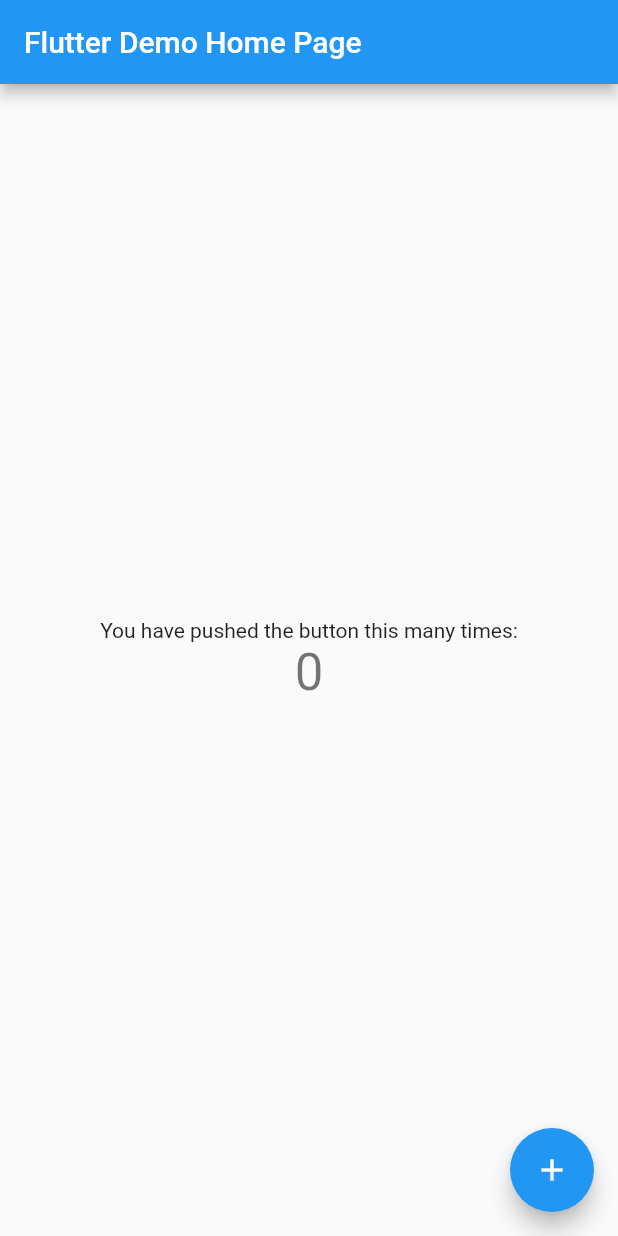
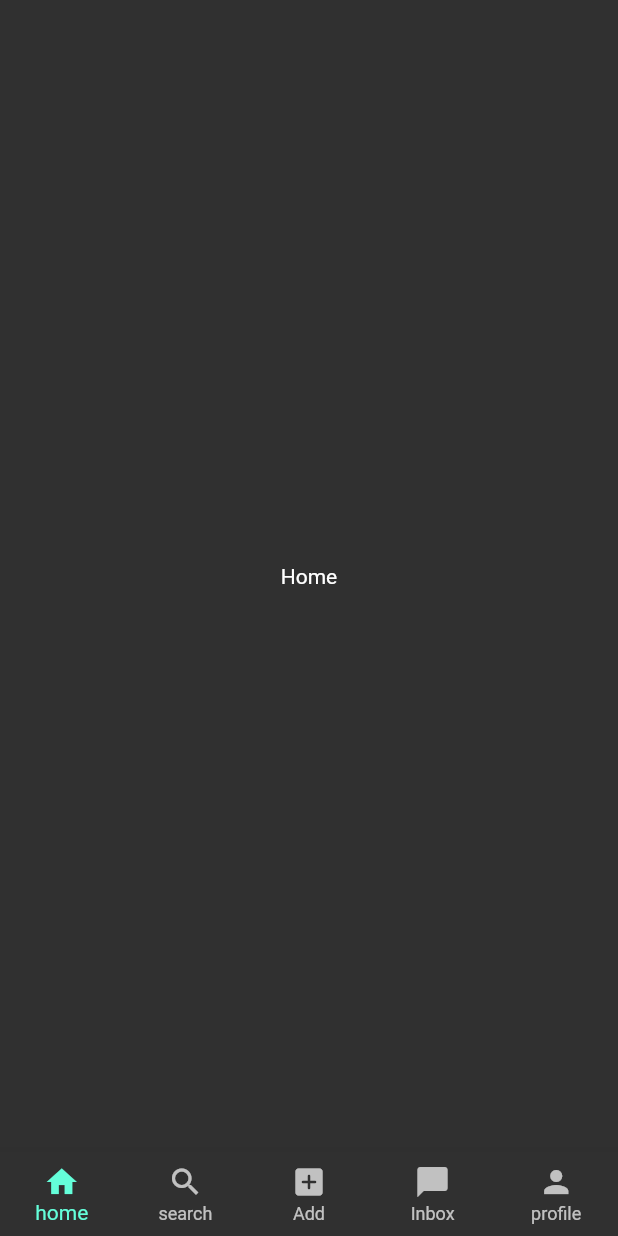
Before and after one commit to mehrajatin42/Tik-Tok-UI-Clone, a Flutter app: the screen it shows after launch, on a phone screen of 412 x 824 dp. Run offline on Flutter 3.47's test engine with Material 2 defaults, Android fonts, the phone set to English and light mode, and no system bars.

Commit message:
homepage added

```diff
--- /dev/null
+++ b/lib/homepage.dart
@@ -0,0 +1,61 @@
+// ignore_for_file: prefer_const_constructors, prefer_const_literals_to_create_immutables, prefer_final_fields, unused_field
+
+import 'package:flutter/src/widgets/container.dart';
+import 'package:flutter/src/widgets/framework.dart';
+import 'package:flutter/material.dart';
+
+class HomePage extends StatefulWidget {
+  const HomePage({super.key});
+
+  @override
+  State<HomePage> createState() => _HomePageState();
+}
+
+class _HomePageState extends State<HomePage> {
+  //bottom nav bar
+  int _selectedIndex = 0;
+  void _navigateBottomBar(int index) {
+    setState(() {
+      _selectedIndex = index;
+    });
+  }
+
+  final List<Widget> _pages = [
+    Center(
+      child: Text("Home"),
+    ),
+    Center(
+      child: Text("Search"),
+    ),
+    Center(
+      child: Text("Add"),
+    ),
+    Center(
+      child: Text("Messages"),
+    ),
+    Center(
+      child: Text("Profile"),
+    ),
+  ];
+
+  @override
+  Widget build(BuildContext context) {
+    return Scaffold(
+      body: _pages[_selectedIndex],
+      bottomNavigationBar: BottomNavigationBar(
+        currentIndex: _selectedIndex,
+        onTap: _navigateBottomBar,
+        type: BottomNavigationBarType.fixed,
+        items: [
+          BottomNavigationBarItem(icon: Icon(Icons.home), label: 'home'),
+          BottomNavigationBarItem(icon: Icon(Icons.search), label: 'search'),
+          BottomNavigationBarItem(
+              icon: Icon(Icons.add_box_rounded), label: 'Add'),
+          BottomNavigationBarItem(
+              icon: Icon(Icons.chat_bubble_rounded), label: 'Inbox'),
+          BottomNavigationBarItem(icon: Icon(Icons.person), label: 'profile'),
+        ],
+      ),
+    );
+  }
+}
--- a/lib/main.dart
+++ b/lib/main.dart
@@ -1,4 +1,7 @@
+// ignore_for_file: prefer_const_constructors
+
 import 'package:flutter/material.dart';
+import 'package:tiktokuiclone/homepage.dart';
 
 void main() {
   runApp(const MyApp());
@@ -7,109 +10,12 @@
 class MyApp extends StatelessWidget {
   const MyApp({super.key});
 
-  // This widget is the root of your application.
   @override
   Widget build(BuildContext context) {
     return MaterialApp(
-      title: 'Flutter Demo',
-      theme: ThemeData(
-        // This is the theme of your application.
-        //
-        // Try running your application with "flutter run". You'll see the
-        // application has a blue toolbar. Then, without quitting the app, try
-        // changing the primarySwatch below to Colors.green and then invoke
-        // "hot reload" (press "r" in the console where you ran "flutter run",
-        // or simply save your changes to "hot reload" in a Flutter IDE).
-        // Notice that the counter didn't reset back to zero; the application
-        // is not restarted.
-        primarySwatch: Colors.blue,
-      ),
-      home: const MyHomePage(title: 'Flutter Demo Home Page'),
+      debugShowCheckedModeBanner: false,
+      home: HomePage(),
+      theme: ThemeData(brightness: Brightness.dark),
     );
   }
 }
-
-class MyHomePage extends StatefulWidget {
-  const MyHomePage({super.key, required this.title});
-
-  // This widget is the home page of your application. It is stateful, meaning
-  // that it has a State object (defined below) that contains fields that affect
-  // how it looks.
-
-  // This class is the configuration for the state. It holds the values (in this
-  // case the title) provided by the parent (in this case the App widget) and
-  // used by the build method of the State. Fields in a Widget subclass are
-  // always marked "final".
-
-  final String title;
-
-  @override
-  State<MyHomePage> createState() => _MyHomePageState();
-}
-
-class _MyHomePageState extends State<MyHomePage> {
-  int _counter = 0;
-
-  void _incrementCounter() {
-    setState(() {
-      // This call to setState tells the Flutter framework that something has
-      // changed in this State, which causes it to rerun the build method below
-      // so that the display can reflect the updated values. If we changed
-      // _counter without calling setState(), then the build method would not be
-      // called again, and so nothing would appear to happen.
-      _counter++;
-    });
-  }
-
-  @override
-  Widget build(BuildContext context) {
-    // This method is rerun every time setState is called, for instance as done
-    // by the _incrementCounter method above.
-    //
-    // The Flutter framework has been optimized to make rerunning build methods
-    // fast, so that you can just rebuild anything that needs updating rather
-    // than having to individually change instances of widgets.
-    return Scaffold(
-      appBar: AppBar(
-        // Here we take the value from the MyHomePage object that was created by
-        // the App.build method, and use it to set our appbar title.
-        title: Text(widget.title),
-      ),
-      body: Center(
-        // Center is a layout widget. It takes a single child and positions it
-        // in the middle of the parent.
-        child: Column(
-          // Column is also a layout widget. It takes a list of children and
-          // arranges them vertically. By default, it sizes itself to fit its
-          // children horizontally, and tries to be as tall as its parent.
-          //
-          // Invoke "debug painting" (press "p" in the console, choose the
-          // "Toggle Debug Paint" action from the Flutter Inspector in Android
-          // Studio, or the "Toggle Debug Paint" command in Visual Studio Code)
-          // to see the wireframe for each widget.
-          //
-          // Column has various properties to control how it sizes itself and
-          // how it positions its children. Here we use mainAxisAlignment to
-          // center the children vertically; the main axis here is the vertical
-          // axis because Columns are vertical (the cross axis would be
-          // horizontal).
-          mainAxisAlignment: MainAxisAlignment.center,
-          children: <Widget>[
-            const Text(
-              'You have pushed the button this many times:',
-            ),
-            Text(
-              '$_counter',
-              style: Theme.of(context).textTheme.headline4,
-            ),
-          ],
-        ),
-      ),
-      floatingActionButton: FloatingActionButton(
-        onPressed: _incrementCounter,
-        tooltip: 'Increment',
-        child: const Icon(Icons.add),
-      ), // This trailing comma makes auto-formatting nicer for build methods.
-    );
-  }
-}
```
